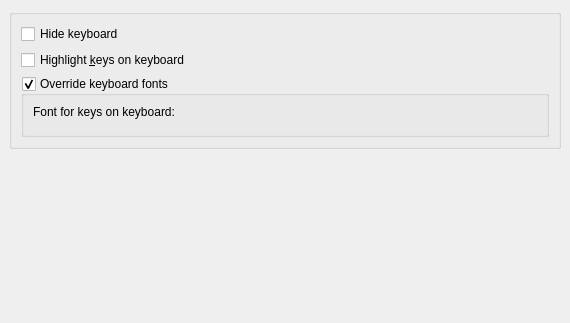
First picture: the form in src/ui/ktouchprefkeyboardpage.ui, repository KDE/ktouch, before the edit.
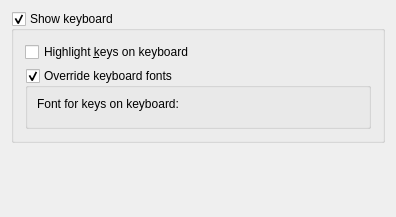
Second picture: the form after the edit. Custom widgets are drawn as their Qt base class.

Commit message: fix color settings for student and teacher text line. And some small changes to the config dialog.

Patch:
```diff
--- a/src/ui/ktouchprefkeyboardpage.ui
+++ b/src/ui/ktouchprefkeyboardpage.ui
@@ -5,49 +5,37 @@
    <rect>
     <x>0</x>
     <y>0</y>
-    <width>570</width>
-    <height>323</height>
+    <width>396</width>
+    <height>217</height>
    </rect>
   </property>
   <property name="windowTitle" >
    <string>Keyboard Settings</string>
   </property>
   <layout class="QGridLayout" >
-   <property name="margin" >
-    <number>9</number>
-   </property>
-   <property name="spacing" >
-    <number>6</number>
-   </property>
-   <item row="1" column="0" >
-    <spacer>
-     <property name="orientation" >
-      <enum>Qt::Vertical</enum>
-     </property>
-     <property name="sizeType" >
-      <enum>QSizePolicy::Expanding</enum>
-     </property>
-     <property name="sizeHint" >
-      <size>
-       <width>552</width>
-       <height>31</height>
-      </size>
-     </property>
-    </spacer>
-   </item>
    <item row="0" column="0" >
     <widget class="QGroupBox" name="groupBox1" >
      <property name="title" >
-      <string/>
+      <string>Show keyboard</string>
+     </property>
+     <property name="checkable" >
+      <bool>true</bool>
      </property>
      <layout class="QGridLayout" >
-      <property name="margin" >
-       <number>9</number>
-      </property>
-      <property name="spacing" >
-       <number>6</number>
-      </property>
-      <item row="2" column="0" >
+      <item row="0" column="0" >
+       <widget class="QCheckBox" name="kcfg_ShowAnimation" >
+        <property name="toolTip" >
+         <string>Show on the keyboards the keys you have to type</string>
+        </property>
+        <property name="whatsThis" >
+         <string>This highlights on the keyboard the key you have to type next. It is easier to type when this is checked.</string>
+        </property>
+        <property name="text" >
+         <string>Highlight &amp;keys on keyboard</string>
+        </property>
+       </widget>
+      </item>
+      <item row="1" column="0" >
        <widget class="QGroupBox" name="kcfg_OverrideKeyboardFont" >
         <property name="toolTip" >
          <string>If checked you can specify your own keyboard font instead of the predefined one of the keyboard layout.</string>
@@ -65,7 +53,19 @@
          <property name="margin" >
           <number>9</number>
          </property>
-         <property name="spacing" >
+         <property name="topMargin" >
+          <number>9</number>
+         </property>
+         <property name="rightMargin" >
+          <number>9</number>
+         </property>
+         <property name="bottomMargin" >
+          <number>9</number>
+         </property>
+         <property name="horizontalSpacing" >
+          <number>6</number>
+         </property>
+         <property name="verticalSpacing" >
           <number>6</number>
          </property>
          <item row="0" column="0" >
@@ -90,35 +90,22 @@
         </layout>
        </widget>
       </item>
-      <item row="1" column="0" >
-       <widget class="QCheckBox" name="kcfg_ShowAnimation" >
-        <property name="toolTip" >
-         <string>Show on the keyboards the keys you have to type</string>
-        </property>
-        <property name="whatsThis" >
-         <string>This highlights on the keyboard the key you have to type next. It is easier to type when this is checked.</string>
-        </property>
-        <property name="text" >
-         <string>Highlight &amp;keys on keyboard</string>
-        </property>
-       </widget>
-      </item>
-      <item row="0" column="0" >
-       <widget class="QCheckBox" name="kcfg_HideKeyboard" >
-        <property name="toolTip" >
-         <string>Hide the keyboard</string>
-        </property>
-        <property name="whatsThis" >
-         <string>This will hide the keyboard</string>
-        </property>
-        <property name="text" >
-         <string>Hide keyboard</string>
-        </property>
-       </widget>
-      </item>
      </layout>
     </widget>
    </item>
+   <item row="1" column="0" >
+    <spacer>
+     <property name="orientation" >
+      <enum>Qt::Vertical</enum>
+     </property>
+     <property name="sizeHint" >
+      <size>
+       <width>20</width>
+       <height>40</height>
+      </size>
+     </property>
+    </spacer>
+   </item>
   </layout>
  </widget>
  <layoutdefault spacing="6" margin="11" />
```
Left out of the diff: 8 changed lines with no effect on the pictures. The commit also changes 7 other files.
